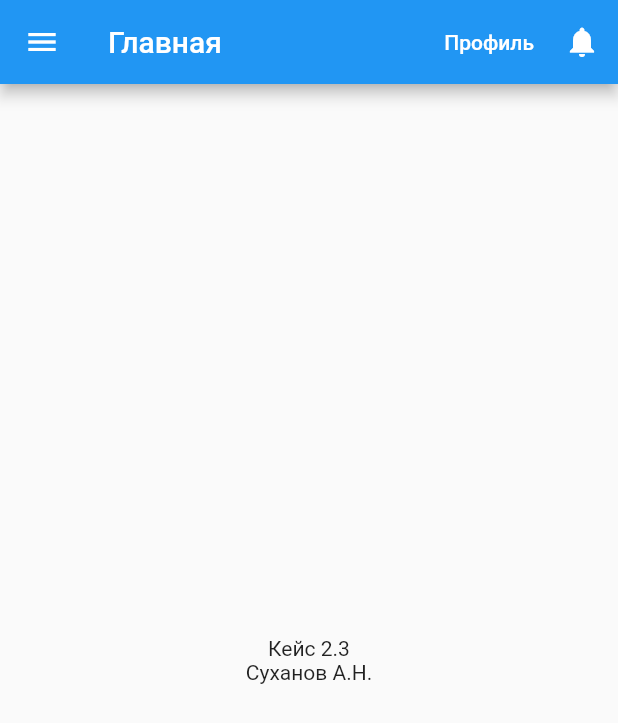
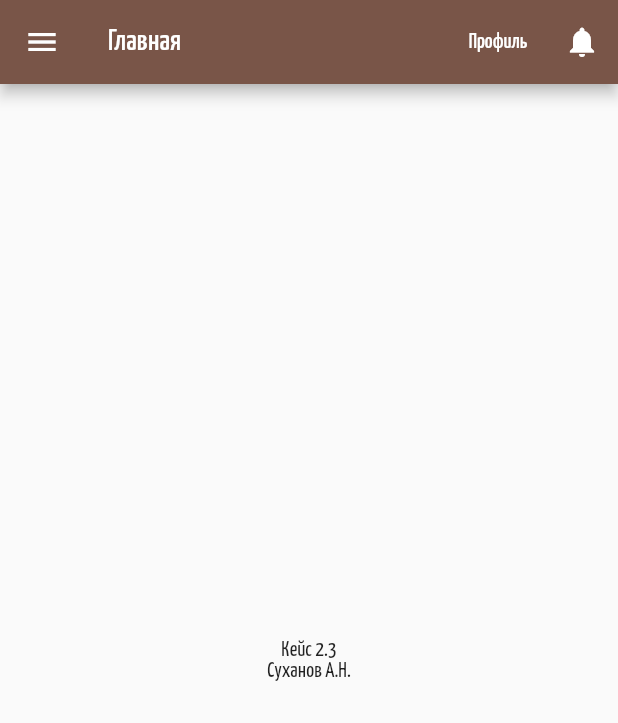
Before and after one commit to YriiBlackMsk/pizza-1, a Flutter app: the MainScreen screen opened directly, on a phone screen of 412 x 824 dp. Shown: the top 723 px of the screen. Run offline on Flutter 3.47's test engine with Material 2 defaults, Android fonts, the phone set to English and light mode, and no system bars; our stand-ins replace syncfusion_flutter_sliders; missing offline and left inert: sliding_switch.

```diff
--- a/lib/main.dart
+++ b/lib/main.dart
@@ -6,5 +6,5 @@ import 'package:pizza/case-2-3-navigation.dart';
 void main() {
   //Чтобы запустить case-2-2-pizza - используйте конструктор MyApp
   //Чтобы запустить case 2-3-navigation - используйте конструктор NavigationDrawerScreen
-  runApp(const NavigationDrawerScreen());
+  runApp(const MyApp());
 }
--- /dev/null
+++ b/lib/theme.dart
@@ -0,0 +1,34 @@
+import 'package:flutter/material.dart';
+
+const Color bgColor = Color.fromRGBO(200, 200, 200, 0.75);
+
+ThemeData globalTheme() => ThemeData(
+  fontFamily: 'Yanone',
+  splashColor: const Color.fromRGBO(206, 188, 160, 1),
+
+  colorScheme: ColorScheme.fromSwatch(
+    brightness: Brightness.light,
+    primarySwatch: Colors.brown,
+  ).copyWith(
+
+    secondary: Colors.grey,
+  ),
+
+  textTheme: TextTheme(
+    headline3: TextStyle(
+        fontSize: 48,
+        fontFamily: 'Amatic',
+        color: Colors.brown
+    ),
+    headline4: TextStyle(
+        fontSize: 26,
+        fontFamily: 'Yanone',
+        color: Colors.brown
+    ),
+    headline5: TextStyle(
+        fontSize: 22,
+        fontFamily: 'Yanone',
+        color: Colors.black
+    ),
+  ),
+);
```
Also changed, not shown: lib/case-2-2-pizza.dart (+10 -12 lines).
